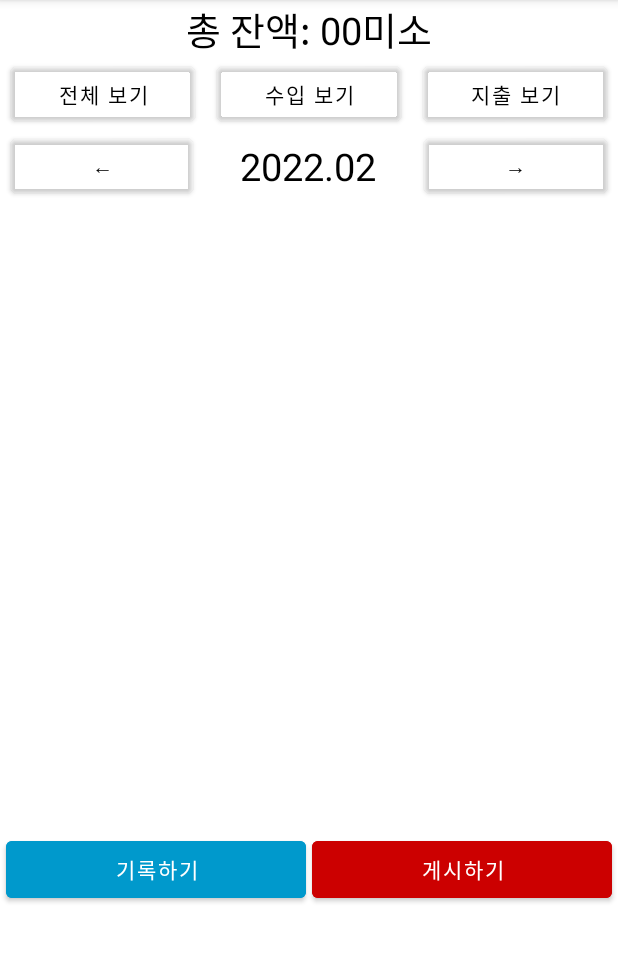
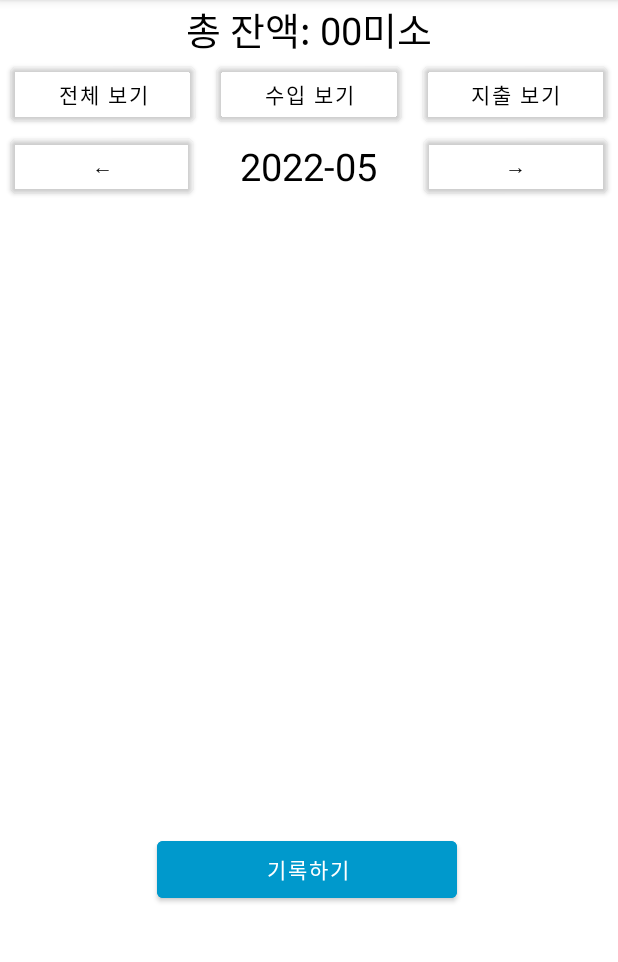
Before and after one commit to sean0712/SDS_Child, an Android app: the RevenueActivity screen opened directly, with no data from a screen before it, on a phone screen of 412 x 824 dp, the part 84-1046 px from its top. Run offline under Robolectric (Android 15) with nearby library versions, the phone set to English and light mode, and no system bars; our stand-ins replace Firebase (no records; nobody signed in at launch, a user with empty details on screens opened directly).

Commit message:
파이어베이스 연동 아답터 뷰 기능 구현 및 버그 해결 (회의전 최종)

```diff
--- a/app/src/main/java/com/teamProject2/sdschild/RevenueActivity.java
+++ b/app/src/main/java/com/teamProject2/sdschild/RevenueActivity.java
@@ -4,10 +4,9 @@ import android.content.Intent;
 import android.os.Bundle;
 import android.view.View;
 import android.widget.AdapterView;
-import android.widget.ArrayAdapter;
-import android.widget.BaseAdapter;
 import android.widget.Button;
 import android.widget.ListView;
+import android.widget.TextView;
 
 import androidx.annotation.NonNull;
 import androidx.annotation.Nullable;
@@ -19,13 +18,16 @@ import com.google.firebase.database.DatabaseReference;
 import com.google.firebase.database.FirebaseDatabase;
 import com.google.firebase.database.ValueEventListener;
 
+import java.text.SimpleDateFormat;
 import java.util.ArrayList;
 import java.util.List;
 
 public class RevenueActivity extends AppCompatActivity {
 
     Button BtnRecord;
-    Button BtnPost;
+    Button BtnLeft, BtnRight;
+    TextView TextDate;
+    String time1;
 
     ListView listView;
     ListAdapter adapter;
@@ -38,6 +40,18 @@ public class RevenueActivity extends AppCompatActivity {
     protected void onCreate(@Nullable Bundle savedInstanceState) {
         super.onCreate(savedInstanceState);
         setContentView(R.layout.activity_revenue);
+
+        TextDate = findViewById(R.id.TextDate);
+        //
+//        SimpleDateFormat simpleDateFormat = new SimpleDateFormat("yyyy-MM");
+        //
+//        Date date = new Date();
+//        time1 = simpleDateFormat.format(date);
+
+//        Calendar calendar = Calendar.getInstance();
+//        String time2 = simpleDateFormat.format(calendar.getTime());
+
+        TextDate.setText(System.date);
 
         database = FirebaseDatabase.getInstance();
 
@@ -53,7 +67,9 @@ public class RevenueActivity extends AppCompatActivity {
                     Revenue revenue = snapshot.getValue(Revenue.class);
                     revenues.add(revenue);
                 }
+                listView.requestLayout();//
                 adapter.notifyDataSetChanged();
+//                adapter.refreshAdapter((ArrayList<Revenue>) revenues);
             }
 
             @Override
@@ -70,13 +86,14 @@ public class RevenueActivity extends AppCompatActivity {
             public void onItemClick(AdapterView<?> adapterView, View view, int i, long l) {
                 Intent intent = new Intent(getApplicationContext(), RevenueEditActivity.class);
                 Object object = adapterView.getAdapter().getItem(i);
-                intent.putExtra("date", object.toString());
+//                intent.putExtra("date", (Bundle) object);
+                intent.putExtra("date", (Revenue) object);
                 startActivity(intent);
             }
         });
 
         BtnRecord = findViewById(R.id.BtnRecord);
-        BtnPost = findViewById(R.id.BtnPost);
+//        BtnPost = findViewById(R.id.BtnPost);
 
         BtnRecord.setOnClickListener(new Button.OnClickListener() {
             @Override
@@ -86,11 +103,36 @@ public class RevenueActivity extends AppCompatActivity {
             }
         });
 
-        BtnPost.setOnClickListener(new Button.OnClickListener() {
+//        BtnPost.setOnClickListener(new Button.OnClickListener() {
+//            @Override
+//            public void onClick(View view) {
+//                Intent intent = new Intent(getApplicationContext(), RevenueRegisterActivity.class);
+//                startActivity(intent);
+//            }
+//        });
+        BtnLeft = findViewById(R.id.BtnLeft);
+
+        BtnLeft.setOnClickListener(new Button.OnClickListener() {
             @Override
             public void onClick(View view) {
-                Intent intent = new Intent(getApplicationContext(), RevenueRegisterActivity.class);
-                startActivity(intent);
+//                Intent intent = new Intent(getApplicationContext(), RevenueActivity.class);
+                System.date = "2022-04";
+//                startActivity(intent);
+                finish();
+                startActivity(getIntent());
+            }
+        });
+
+        BtnRight = findViewById(R.id.BtnRight);
+
+        BtnRight.setOnClickListener(new Button.OnClickListener() {
+            @Override
+            public void onClick(View view) {
+//                Intent intent = new Intent(getApplicationContext(), RevenueActivity.class);
+                System.date = "2022-06";
+//                startActivity(intent);
+                finish();
+                startActivity(getIntent());
             }
         });
     }
@@ -101,10 +143,17 @@ public class RevenueActivity extends AppCompatActivity {
             revenues.clear();
             for(DataSnapshot snapshot : dataSnapshot.getChildren()) {
                 String key = snapshot.getKey();
-                Revenue revenue = snapshot.getValue(Revenue.class);
-                revenue.date = key;
-                revenues.add(revenue);
+//                Revenue revenue = snapshot.getValue(Revenue.class);
+//                revenue.date = key;
+//                revenues.add(revenue);
+                if(key.contains(System.date)) {
+                    Revenue revenue = snapshot.getValue(Revenue.class);
+                    revenue.date = key;
+                    revenues.add(revenue);
+                }
             }
+            listView.requestLayout(); //
+            adapter.notifyDataSetChanged(); //
         }
 
         @Override
--- a/app/src/main/java/com/teamProject2/sdschild/RevenueAddActivity.java
+++ b/app/src/main/java/com/teamProject2/sdschild/RevenueAddActivity.java
@@ -52,12 +52,9 @@ public class RevenueAddActivity extends AppCompatActivity {
                 onBackPressed();
             }
         });
-
     }
 
     public void addRevenue(String date, String history, String amount) {
-//        User user = new User(date,history);
-//        databaseReference.child("zoo").child(date).setValue(user);
         Revenue revenue = new Revenue(date, history, amount);
         databaseReference.child("revenue").child(date).setValue(revenue);
     }
--- /dev/null
+++ b/app/src/main/java/com/teamProject2/sdschild/System.java
@@ -0,0 +1,32 @@
+package com.teamProject2.sdschild;
+
+public class System {
+//    String id;
+//    String pw;
+//    static String job = "Revenue";
+
+    static String date = "2022-05";
+
+//    public Date(){}
+//
+//    public String getID() {
+//        return id;
+//    }
+//
+//    public void setID(String id) {
+//        this.id = id;
+//    }
+//
+//    public String getPW() {
+//        return pw;
+//    }
+//
+//    public void setPW(String pw) {
+//        this.pw = pw;
+//    }
+//
+//    public User(String ID, String PW){
+//        this.id = ID;
+//        this.pw = PW;
+//    }
+}
--- a/app/src/main/res/layout/activity_revenue.xml
+++ b/app/src/main/res/layout/activity_revenue.xml
@@ -78,7 +78,7 @@
 
         <TextView
             android:gravity="center"
-            android:id="@+id/date_txt"
+            android:id="@+id/TextDate"
             android:layout_width="wrap_content"
             android:layout_height="wrap_content"
             android:layout_marginHorizontal="7dp"
@@ -86,7 +86,7 @@
             android:textColor="@android:color/black"
             android:layout_weight="1"
             android:textSize="25dp"
-            android:text="2022.02" />
+            android:text="2022-02" />
 
         <Button
             android:id="@+id/BtnRight"
@@ -123,15 +123,6 @@
             android:backgroundTint="@android:color/holo_blue_dark"
             android:layout_marginRight="2dp"/>
 
-        <Button
-            android:id="@+id/BtnPost"
-            android:layout_width="200dp"
-            android:layout_height="50dp"
-            android:backgroundTint="@android:color/holo_red_dark"
-            android:textColor="@android:color/white"
-            android:text="게시하기"
-            android:layout_marginLeft="2dp"/>
-
     </LinearLayout>
 
 </LinearLayout>
--- a/app/src/main/res/layout/activity_revenue_register.xml
+++ b/app/src/main/res/layout/activity_revenue_register.xml
@@ -18,7 +18,7 @@
             android:text="제목"/>
 
         <EditText
-            android:id="@+id/title_et"
+            android:id="@+id/EditTitle"
             android:layout_width="fill_parent"
             android:layout_height="wrap_content"
             android:layout_weight="1"
```
Also changed, not shown: app/src/main/java/com/teamProject2/sdschild/ListAdapter.java (+11 -0 lines), app/src/main/java/com/teamProject2/sdschild/Revenue.java (+14 -1 lines), app/src/main/java/com/teamProject2/sdschild/RevenueEditActivity.java (+52 -4 lines), app/src/main/java/com/teamProject2/sdschild/RevenueRegisterActivity.java (+7 -0 lines), app/src/main/res/layout/activity_revenue_edit.xml (+8 -0 lines).
